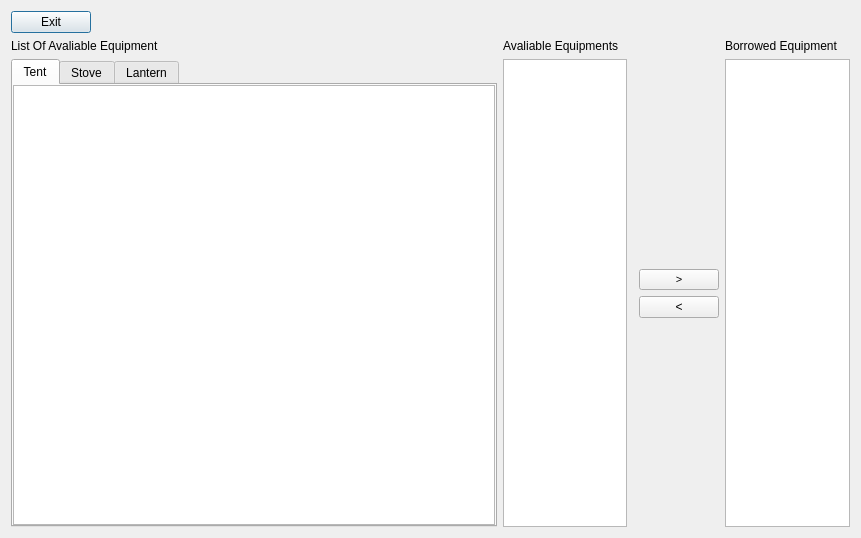
Before: the Qt Designer form QtGuiApplicationproject/BorrowDialog.ui in amos830/ProjectOOP, drawn with Qt 5.
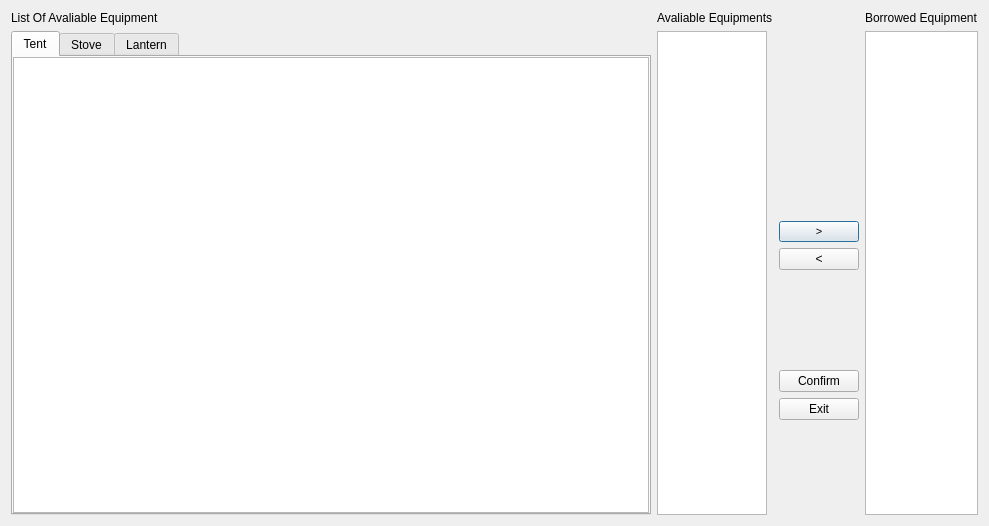
After: the same form once the commit is applied. The open tabs and pages were chosen to show the change.

Commit message: Added borrow and return without functionality

Diff of the .ui file:
```diff
--- a/QtGuiApplicationproject/BorrowDialog.ui
+++ b/QtGuiApplicationproject/BorrowDialog.ui
@@ -6,8 +6,8 @@
    <rect>
     <x>0</x>
     <y>0</y>
-    <width>861</width>
-    <height>538</height>
+    <width>989</width>
+    <height>526</height>
    </rect>
   </property>
   <property name="windowTitle">
@@ -15,31 +15,10 @@
   </property>
   <layout class="QVBoxLayout" name="verticalLayout_2">
    <item>
-    <layout class="QHBoxLayout" name="horizontalLayout">
-     <item>
-      <widget class="QPushButton" name="Exit">
-       <property name="text">
-        <string>Exit</string>
-       </property>
-      </widget>
-     </item>
-     <item>
-      <spacer name="horizontalSpacer">
-       <property name="orientation">
-        <enum>Qt::Horizontal</enum>
-       </property>
-       <property name="sizeHint" stdset="0">
-        <size>
-         <width>40</width>
-         <height>20</height>
-        </size>
-       </property>
-      </spacer>
-     </item>
-    </layout>
+    <layout class="QHBoxLayout" name="horizontalLayout"/>
    </item>
    <item>
-    <layout class="QHBoxLayout" name="horizontalLayout_5" stretch="7,5">
+    <layout class="QHBoxLayout" name="horizontalLayout_5" stretch="20,10">
      <item>
       <layout class="QVBoxLayout" name="verticalLayout" stretch="0,0">
        <item>
@@ -133,9 +112,6 @@
      </item>
      <item>
       <layout class="QGridLayout" name="gridLayout" rowstretch="0,0,0" columnstretch="0,0,0,0">
-       <item row="2" column="3">
-        <widget class="QListView" name="listView_2"/>
-       </item>
        <item row="0" column="3">
         <widget class="QLabel" name="label_2">
          <property name="text">
@@ -152,7 +128,7 @@
        </item>
        <item row="2" column="2">
         <layout class="QGridLayout" name="gridLayout_2">
-         <item row="1" column="1">
+         <item row="2" column="1">
           <widget class="QPushButton" name="Right">
            <property name="sizePolicy">
             <sizepolicy hsizetype="Minimum" vsizetype="Minimum">
@@ -176,14 +152,67 @@
            </property>
           </widget>
          </item>
-         <item row="3" column="1">
+         <item row="6" column="1">
+          <widget class="QPushButton" name="pushButton">
+           <property name="text">
+            <string>Confirm</string>
+           </property>
+          </widget>
+         </item>
+         <item row="0" column="1">
+          <spacer name="verticalSpacer">
+           <property name="orientation">
+            <enum>Qt::Vertical</enum>
+           </property>
+           <property name="sizeHint" stdset="0">
+            <size>
+             <width>20</width>
+             <height>40</height>
+            </size>
+           </property>
+          </spacer>
+         </item>
+         <item row="4" column="1">
           <widget class="QPushButton" name="Left">
            <property name="text">
             <string>&lt;</string>
            </property>
           </widget>
          </item>
-         <item row="4" column="1">
+         <item row="5" column="1">
+          <spacer name="verticalSpacer_3">
+           <property name="orientation">
+            <enum>Qt::Vertical</enum>
+           </property>
+           <property name="sizeHint" stdset="0">
+            <size>
+             <width>20</width>
+             <height>40</height>
+            </size>
+           </property>
+          </spacer>
+         </item>
+         <item row="1" column="1">
+          <spacer name="verticalSpacer_4">
+           <property name="orientation">
+            <enum>Qt::Vertical</enum>
+           </property>
+           <property name="sizeHint" stdset="0">
+            <size>
+             <width>20</width>
+             <height>40</height>
+            </size>
+           </property>
+          </spacer>
+         </item>
+         <item row="7" column="1">
+          <widget class="QPushButton" name="Exit">
+           <property name="text">
+            <string>Exit</string>
+           </property>
+          </widget>
+         </item>
+         <item row="8" column="1">
           <spacer name="verticalSpacer_2">
            <property name="orientation">
             <enum>Qt::Vertical</enum>
@@ -212,7 +241,10 @@
         </layout>
        </item>
        <item row="2" column="0">
-        <widget class="QListView" name="listView"/>
+        <widget class="QListWidget" name="AvalibleLIst"/>
+       </item>
+       <item row="2" column="3">
+        <widget class="QListWidget" name="BorrowedList"/>
        </item>
       </layout>
      </item>
```
Left out of the diff: 55 changed lines with no effect on the pictures. The commit also changes 5 other files.
